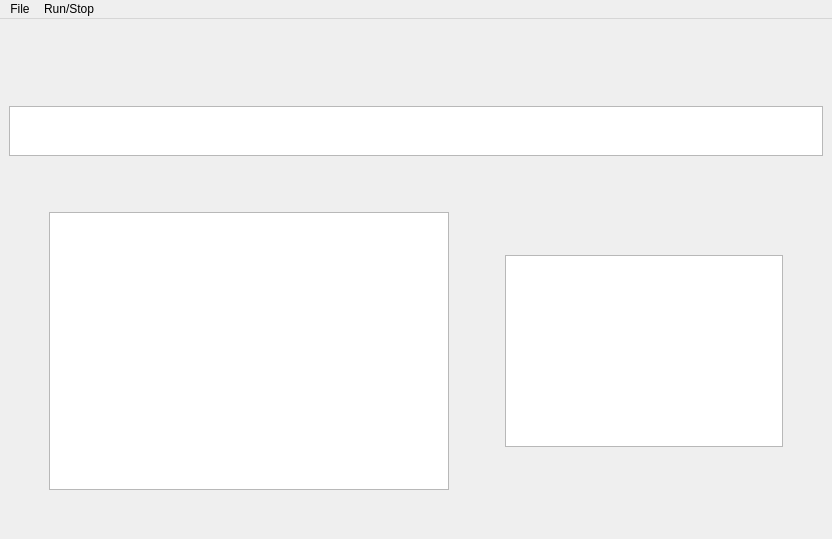
The window that mainwindow.ui (RePlay-h/TuringMachineSimulator) describes before a commit, drawn with Qt 5.
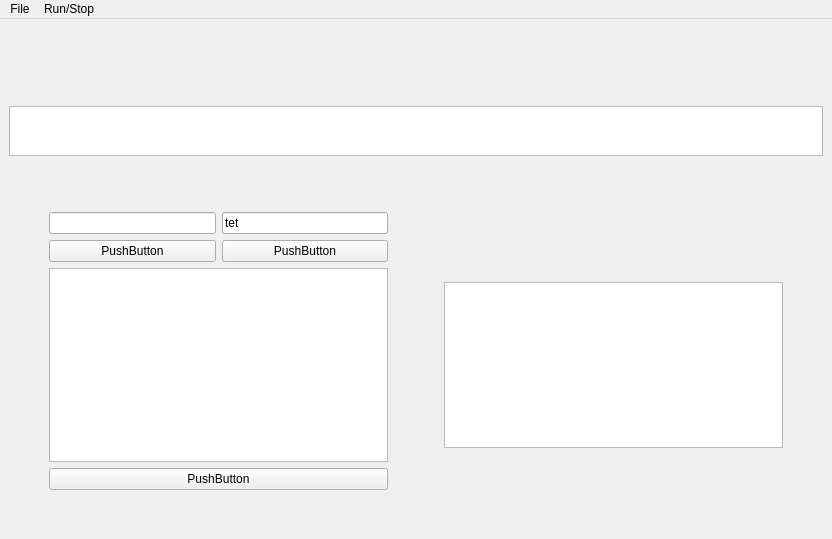
The same window after the commit. Icons and pictures are not drawn.

Commit message: Feat: Add external functionality to create a table

```diff
--- a/mainwindow.ui
+++ b/mainwindow.ui
@@ -113,50 +113,8 @@
      </widget>
     </item>
     <item row="6" column="0" colspan="3">
-     <layout class="QHBoxLayout" name="horizontalLayout">
-      <item>
-       <spacer name="horizontalSpacer_5">
-        <property name="orientation">
-         <enum>Qt::Horizontal</enum>
-        </property>
-        <property name="sizeType">
-         <enum>QSizePolicy::Fixed</enum>
-        </property>
-        <property name="sizeHint" stdset="0">
-         <size>
-          <width>40</width>
-          <height>20</height>
-         </size>
-        </property>
-       </spacer>
-      </item>
-      <item>
-       <widget class="QTableWidget" name="Program">
-        <property name="minimumSize">
-         <size>
-          <width>400</width>
-          <height>250</height>
-         </size>
-        </property>
-       </widget>
-      </item>
-      <item>
-       <spacer name="horizontalSpacer_3">
-        <property name="orientation">
-         <enum>Qt::Horizontal</enum>
-        </property>
-        <property name="sizeType">
-         <enum>QSizePolicy::Fixed</enum>
-        </property>
-        <property name="sizeHint" stdset="0">
-         <size>
-          <width>50</width>
-          <height>20</height>
-         </size>
-        </property>
-       </spacer>
-      </item>
-      <item>
+     <layout class="QGridLayout" name="gridLayout">
+      <item row="1" column="3">
        <layout class="QVBoxLayout" name="verticalLayout">
         <item>
          <spacer name="verticalSpacer_4">
@@ -189,7 +147,23 @@
         </item>
        </layout>
       </item>
-      <item>
+      <item row="1" column="0">
+       <spacer name="horizontalSpacer_5">
+        <property name="orientation">
+         <enum>Qt::Horizontal</enum>
+        </property>
+        <property name="sizeType">
+         <enum>QSizePolicy::Fixed</enum>
+        </property>
+        <property name="sizeHint" stdset="0">
+         <size>
+          <width>40</width>
+          <height>20</height>
+         </size>
+        </property>
+       </spacer>
+      </item>
+      <item row="1" column="4">
        <spacer name="horizontalSpacer_4">
         <property name="orientation">
          <enum>Qt::Horizontal</enum>
@@ -205,6 +179,66 @@
         </property>
        </spacer>
       </item>
+      <item row="1" column="1">
+       <widget class="QTableWidget" name="tableWidget"/>
+      </item>
+      <item row="1" column="2">
+       <spacer name="horizontalSpacer_3">
+        <property name="orientation">
+         <enum>Qt::Horizontal</enum>
+        </property>
+        <property name="sizeType">
+         <enum>QSizePolicy::Fixed</enum>
+        </property>
+        <property name="sizeHint" stdset="0">
+         <size>
+          <width>50</width>
+          <height>20</height>
+         </size>
+        </property>
+       </spacer>
+      </item>
+      <item row="0" column="1">
+       <layout class="QGridLayout" name="gridLayout_3">
+        <item row="0" column="0">
+         <widget class="QLineEdit" name="lineEdit_2"/>
+        </item>
+        <item row="0" column="1">
+         <widget class="QLineEdit" name="lineEdit">
+          <property name="inputMask">
+           <string/>
+          </property>
+          <property name="text">
+           <string>tet</string>
+          </property>
+          <property name="maxLength">
+           <number>256</number>
+          </property>
+         </widget>
+        </item>
+        <item row="1" column="0">
+         <widget class="QPushButton" name="pushButton">
+          <property name="text">
+           <string>PushButton</string>
+          </property>
+         </widget>
+        </item>
+        <item row="1" column="1">
+         <widget class="QPushButton" name="pushButton_2">
+          <property name="text">
+           <string>PushButton</string>
+          </property>
+         </widget>
+        </item>
+       </layout>
+      </item>
+      <item row="2" column="1">
+       <widget class="QPushButton" name="pushButton_3">
+        <property name="text">
+         <string>PushButton</string>
+        </property>
+       </widget>
+      </item>
      </layout>
     </item>
     <item row="4" column="1">
```
Left out of the diff: 138 changed lines with no effect on the pictures. The commit also changes 7 other files.
